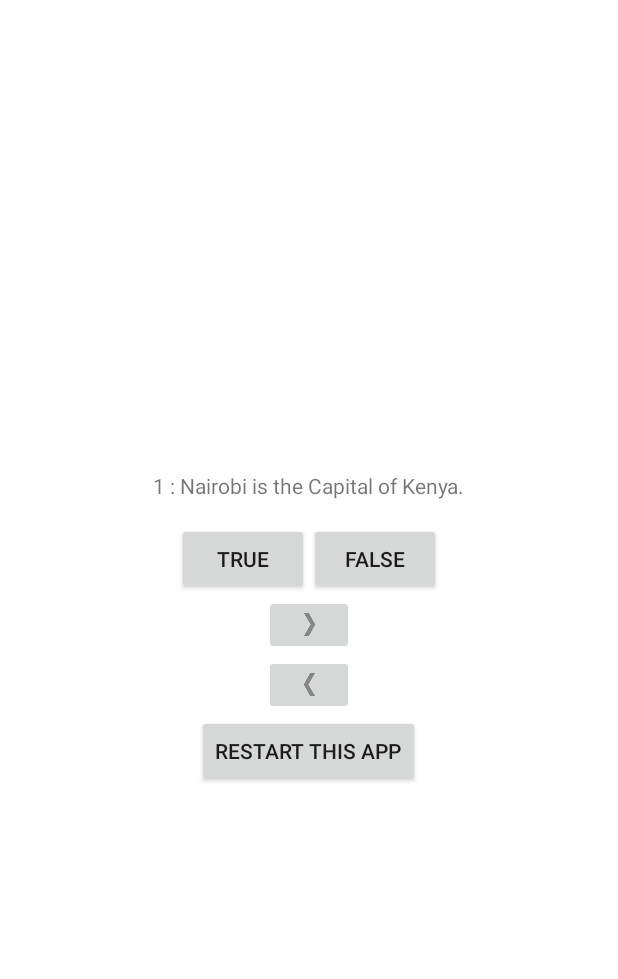
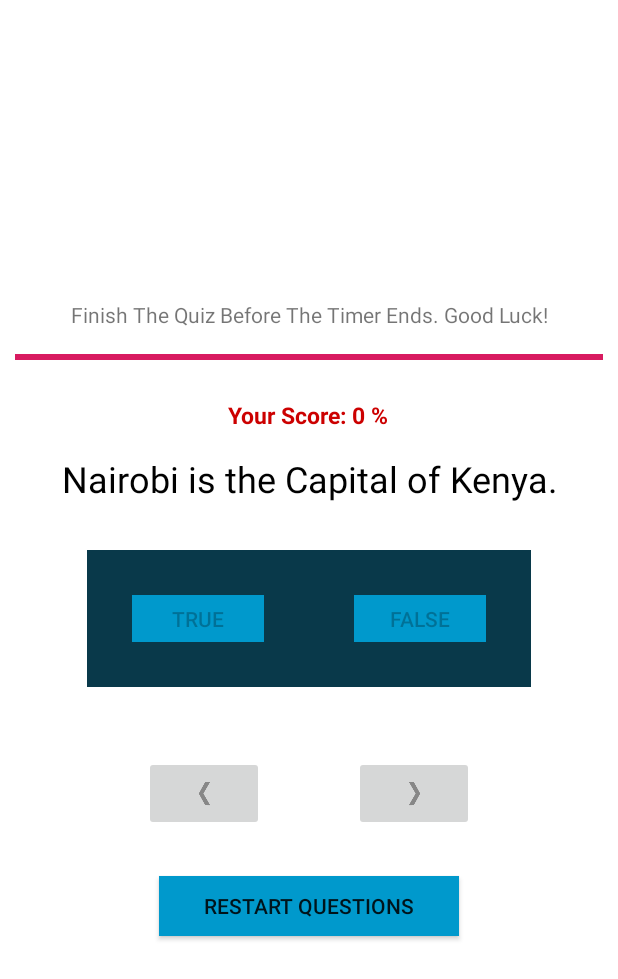
Before and after one commit to ArtNerd10/GeoQuiz, an Android app: the screen it shows after launch (MainActivity), on a phone screen of 412 x 824 dp. Shown: the top 979 px of the screen. Run offline under Robolectric (Android 15) with nearby library versions, the phone set to English and light mode, and no system bars.

Commit message:
Android application that tests a user's Geography knowledge - Add progress bar

```diff
--- a/app/build.gradle
+++ b/app/build.gradle
@@ -4,7 +4,7 @@ android {
     compileSdkVersion 28
     defaultConfig {
         applicationId "com.kagera.geoquiz"
-        minSdkVersion 15
+        minSdkVersion 19
         targetSdkVersion 28
         versionCode 1
         versionName "1.0"
--- a/app/src/main/java/com/kagera/geoquiz/MainActivity.java
+++ b/app/src/main/java/com/kagera/geoquiz/MainActivity.java
@@ -1,12 +1,16 @@
 package com.kagera.geoquiz;
 
 import android.content.Intent;
+import android.os.Handler;
 import android.support.v7.app.AppCompatActivity;
 import android.os.Bundle;
+import android.transition.TransitionManager;
 import android.util.Log;
 import android.view.View;
+import android.view.ViewGroup;
 import android.widget.Button;
 import android.widget.ImageButton;
+import android.widget.ProgressBar;
 import android.widget.TextView;
 import android.widget.Toast;
 
@@ -26,6 +30,13 @@ public class MainActivity extends AppCompatActivity
     private ImageButton mPreviousButton;
     private TextView mQuestionTextView;
     private Button btnRestart;
+    //add new feature - progress bar
+    private ProgressBar mProgressBar;
+    private TextView mProgressBarTextView;
+
+    private int mProgressStatus = 0;
+
+    private Handler mHandler = new Handler();
 
             private Question[] mQuestionBank = new Question[]
             {
@@ -40,12 +51,62 @@ public class MainActivity extends AppCompatActivity
     @Override
     protected void onCreate(Bundle savedInstanceState)
     {
+
         super.onCreate(savedInstanceState);
         setContentView(R.layout.activity_main);
         Log.d(TAG, "***ON CREATE CALLED***");
 
+
+        //questionIsOutOf();
+
+        //The progressBar
+
+        mProgressBar = (ProgressBar) findViewById(R.id.progress_bar);
+        mProgressBarTextView = (TextView) findViewById(R.id.loadingCompleteTextView);
+
+        new Thread(new Runnable()
+        {
+            @Override
+            public void run()
+            {
+                while (mProgressStatus < 100)
+                {
+                    mProgressStatus++;
+                    android.os.SystemClock.sleep(200);
+                    mHandler.post(new Runnable()
+                    {
+                        @Override
+                        public void run()
+                        {
+                            mProgressBar.setProgress(mProgressStatus);
+                        }
+                    });
+                }
+                mHandler.post(new Runnable()
+                {
+                    @Override
+                    public void run()
+                    {
+                        if (mCurrentIndex != 0)
+                        {
+                            questionIsOutOf();
+                        }
+                        mProgressBarTextView.setVisibility(View.VISIBLE);
+                        calculateScore();
+                        mTrueButton.setEnabled(false);
+                        mFalseButton.setEnabled(false);
+                        mNextButton.setEnabled(false);
+                        mPreviousButton.setEnabled(false);
+                    }
+                });
+            }
+        }).start();
+        //End ProgressBar
+
         //Setting a question on the textview
         mQuestionTextView = (TextView) findViewById(R.id.question_text_view);
+        //final ViewGroup transitionsContainer = (ViewGroup) findViewById(R.id.transitions_container);
+        //final TextView mQuestionTextView = (TextView) transitionsContainer.findViewById(R.id.question_text_view);
         int question = mQuestionBank[mCurrentIndex].getTextResId();
         mQuestionTextView.setText(question);
 
@@ -90,18 +151,28 @@ public class MainActivity extends AppCompatActivity
 
         });
 
+
         //NEXT BUTTON
         mNextButton = (ImageButton) findViewById(R.id.next_button);
+        //
+        //final ImageButton mNextButton = (ImageButton) transitionsContainer.findViewById(R.id.next_button);
         mNextButton.setOnClickListener(new View.OnClickListener()
         {
+
+            //boolean visible;
+
             @Override
             public void onClick(View v)
             {
+                //TransitionManager.beginDelayedTransition(transitionsContainer);
+                //visible = true;
+                //mQuestionTextView.setVisibility(visible ? View.VISIBLE : View.GONE);
                 //Calculate and end quiz
                 mCurrentIndex = (mCurrentIndex + 1) % mQuestionBank.length; //Explain this? INCREMENT & CHECK IF VALUE IS GREATER THAN LENGTH OF ARRAY. DIVIDE BOTH A[3] BY Y = ANS IS THE REMAINDER
                 //check if i'm in the last question
                 if (mCurrentIndex != 0)
                 {
+                    questionIsOutOf();
                     enableButton();
                     updateQuestion();
                 }
@@ -115,13 +186,16 @@ public class MainActivity extends AppCompatActivity
         });
         updateQuestion();
 
-        //PREVIOUS BUTTON
+        //PREVIOUS BUTTON with some animation
         mPreviousButton = (ImageButton) findViewById(R.id.previous_button);
+        //ImageButton mPreviousButton = (ImageButton) transitionsContainer.findViewById(R.id.previous_button);
         mPreviousButton.setOnClickListener(new View.OnClickListener()
         {
+
             @Override
             public void onClick(View v)
             {
+
                 //Stop Going back when index of Array is 0
                 if(mCurrentIndex == 0)
                 {
@@ -178,7 +252,9 @@ public class MainActivity extends AppCompatActivity
     {
 
         int correctAnswers = 100 * myScore / mQuestionBank.length;
-        Toast.makeText(getApplicationContext(),"END OF QUIZ: " + "Score: " + correctAnswers + " %", Toast.LENGTH_LONG).show();
+        Toast.makeText(getApplicationContext(),"END OF QUIZ!", Toast.LENGTH_LONG).show();// + "Score: " + correctAnswers + " %", Toast.LENGTH_LONG).show();
+        //mProgressBarTextView.setText(correctAnswers);
+        mProgressBarTextView.setText("Your Score: " + correctAnswers + " %");
 /*
         //Just display text in the correct place Please
 
@@ -189,7 +265,6 @@ public class MainActivity extends AppCompatActivity
             finishedQuiz.show();
         }
 */
-
     }
     //Challenge: Prevent repeating Answers?
     private void enableButton()
@@ -204,11 +279,26 @@ public class MainActivity extends AppCompatActivity
         mFalseButton.setEnabled(false);
     }
 
+
+    //ADD NEW FEATURE OF ANIMATION - That code should've been here
+
     private void updateQuestion()  //Set Button as Private so that it can't be modified
     {
         int question = mQuestionBank[mCurrentIndex].getTextResId();
         mQuestionTextView.setText(question);
+
     }
+
+    //Setting No of Questions
+    private void questionIsOutOf()
+    {
+       if (mCurrentIndex != 0)
+       {
+           mProgressBarTextView.setText("Question: " + mCurrentIndex + " of " + mQuestionBank.length);
+       }
+    }
+    //End
+
 
     //LEARN HOW ACTIVITY LIFECYCLE WORKS
     @Override
--- a/app/src/main/res/layout/activity_main.xml
+++ b/app/src/main/res/layout/activity_main.xml
@@ -17,61 +17,110 @@
         android:background="@color/white">
 
         <TextView
+            android:layout_width="match_parent"
+            android:layout_height="20dp"
+            android:gravity="top|center_horizontal"
+            android:text="Finish The Quiz Before The Timer Ends. Good Luck!" />
+
+
+            <ProgressBar
+                android:id="@+id/progress_bar"
+                style="@style/Widget.AppCompat.ProgressBar.Horizontal"
+                android:layout_width="match_parent"
+                android:layout_height="wrap_content"
+                android:layout_centerInParent="true"
+                android:layout_gravity="top"
+                android:layout_margin="10dp" />
+
+            <TextView
+                android:id="@+id/loadingCompleteTextView"
+                android:layout_width="wrap_content"
+                android:layout_height="wrap_content"
+                android:layout_below="@id/progress_bar"
+                android:layout_centerHorizontal="true"
+                android:layout_marginTop="10dp"
+                android:textSize="15sp"
+                android:visibility="visible"
+                android:textColor="@android:color/holo_red_dark"
+                android:fontStyle="italic"
+                android:textStyle="bold"
+                android:fontWeight="400"/><!--android:text="Questions Complete"-->
+
+
+        <TextView
             android:id="@+id/question_text_view"
-            android:layout_width="wrap_content"
+            android:layout_width="match_parent"
             android:layout_height="wrap_content"
             android:padding="15dp"
-            android:background="@color/white"/>
+            android:textSize="24sp"
+            android:background="@color/white"
+            android:gravity="center_horizontal"
+            android:textColor="@android:color/background_dark"/><!--android:layout_gravity="center-->
 
         <LinearLayout
             android:layout_width="wrap_content"
-            android:layout_height="wrap_content"
-            android:orientation="horizontal">
+            android:layout_height="91dp"
+            android:layout_margin="16dp"
+            android:orientation="horizontal"
+            android:background="@color/deepBlue">
 
             <Button
                 android:id="@+id/true_button"
                 android:layout_width="wrap_content"
                 android:layout_height="wrap_content"
+                android:layout_margin="30dp"
+                android:background="@android:color/holo_blue_dark"
                 android:clickable="true"
-                android:text="@string/true_button"
-                android:focusable="true" />
+                android:focusable="true"
+                android:text="@string/true_button" />
 
 
             <Button
                 android:id="@+id/false_button"
-
                 android:layout_width="wrap_content"
                 android:layout_height="wrap_content"
+                android:layout_margin="30dp"
+                android:background="@android:color/holo_blue_dark"
                 android:clickable="true"
-                android:text="@string/false_button"
-                android:focusable="true" />
+                android:focusable="true"
+                android:text="@string/false_button" />
 
         </LinearLayout>
 
         <!--next button with image-->
         <!--<Button-->
-        <ImageButton
-            android:id="@+id/next_button"
-            android:layout_width="60dp"
+        <LinearLayout
+            android:id="@+id/transitions_container"
+            android:layout_width="wrap_content"
             android:layout_height="wrap_content"
-            android:contentDescription="@string/next_button"
-            android:src="@drawable/arrow_right"
-            android:visibility="visible"
-            />
+            android:background="@android:color/background_light">
 
-        <ImageButton
-            android:id="@+id/previous_button"
-            android:layout_width="60dp"
-            android:layout_height="wrap_content"
-            android:contentDescription="previous"
-            android:src="@drawable/arrow_left"
-            android:visibility="visible" />
+            <ImageButton
+                android:id="@+id/previous_button"
+                android:layout_width="80dp"
+                android:layout_height="50dp"
+                android:layout_margin="30dp"
+                android:contentDescription="@string/previous"
+                android:src="@drawable/arrow_left"
+                android:visibility="visible" />
+
+            <ImageButton
+                android:id="@+id/next_button"
+                android:layout_width="80dp"
+                android:layout_height="50dp"
+                android:layout_margin="30dp"
+                android:contentDescription="@string/next_button"
+                android:src="@drawable/arrow_right"
+                android:visibility="visible" />
+
+        </LinearLayout>
 
         <Button
             android:id="@+id/restart"
-            android:layout_width="wrap_content"
-            android:layout_height="wrap_content"
-            android:text="Restart This App"
-            />
+            android:layout_width="200dp"
+            android:layout_height="40dp"
+            android:background="@android:color/holo_blue_dark"
+            android:text="@string/restart_questions" />
+
     </LinearLayout>
 </android.support.constraint.ConstraintLayout>
--- a/app/src/main/res/values/strings.xml
+++ b/app/src/main/res/values/strings.xml
@@ -1,11 +1,11 @@
 <resources>
     <string name="app_name">GeoQuiz</string>
-    <string name="question_kenya">1 : Nairobi is the Capital of Kenya.</string>
-    <string name="question_oceans">2 : The Pacific Ocean is Larger than the Atlantic Ocean</string>
-    <string name="question_mideast">3 : The Suez Canal connects the Red Sea and the Indian Ocean</string>
-    <string name="question_africa">4 : The source of the Nile River is in Egypt</string>
-    <string name="question_americas">5 : The Amazon River is the longest river in the Americas</string>
-    <string name="question_asia">6 : Lake Baikal is the world\'s oldest and deepest freshwater lake</string>
+    <string name="question_kenya">    Nairobi is the Capital of Kenya.</string>
+    <string name="question_oceans">The Pacific Ocean is Larger than the Atlantic Ocean</string>
+    <string name="question_mideast">The Suez Canal connects the Red Sea and the Indian Ocean</string>
+    <string name="question_africa">The source of the Nile River is in Egypt</string>
+    <string name="question_americas">The Amazon River is the longest river in the Americas</string>
+    <string name="question_asia">Lake Baikal is the world\'s oldest and deepest freshwater lake</string>
     <string name="true_button">True</string>
     <string name="false_button">False</string>
     <string name="correct_toast">Correct!</string>
@@ -14,7 +14,10 @@
     <string name="next_button">Next</string>
     <string name="previous_button">Previous</string>
     <string name="check_score">Check Score</string>
+    <string name="previous">previous</string>
+    <string name="restart_questions">Restart Questions</string>
     <!--<string name="question_kenyaa">R</string>-->
     <!--<color name="white_blue">#e9e7f9 </color>-->
     <color name="white">#ffffff</color>
+    <color name="deepBlue">#09394a</color>
 </resources>
```
